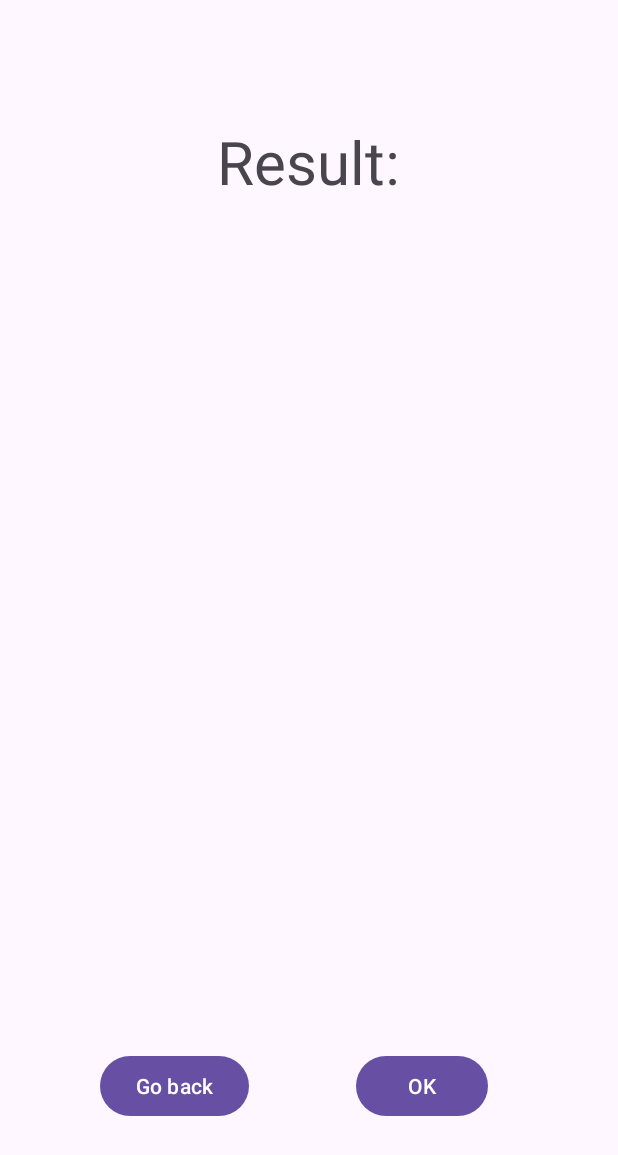
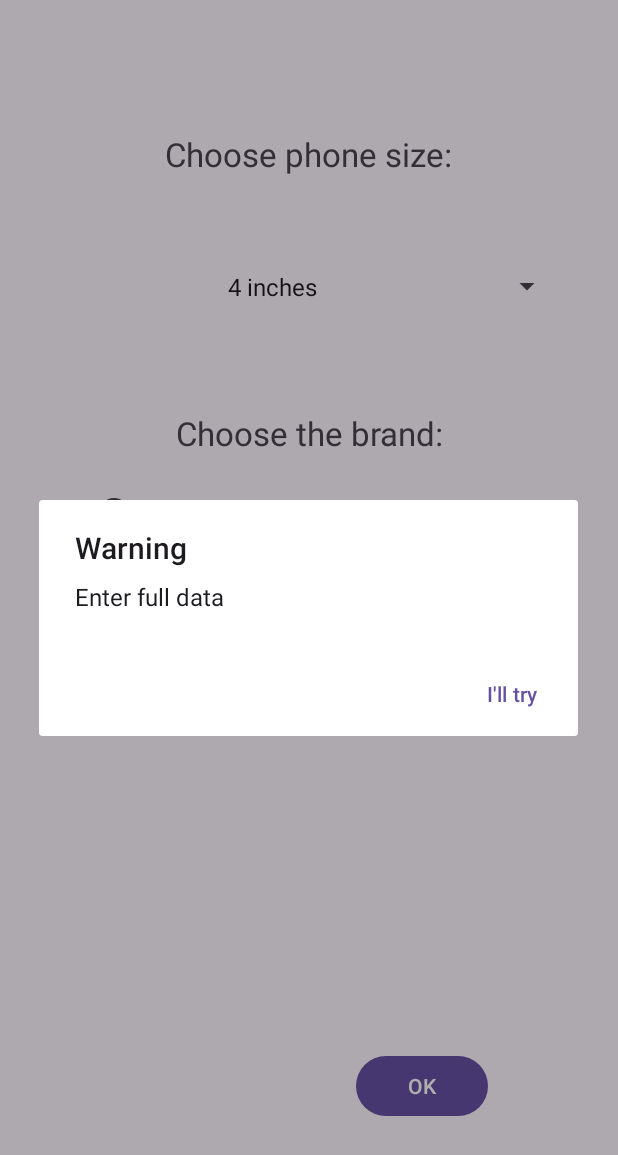
Before and after one commit to mynameiszp/android-labs, an Android app: the screen it shows after launch (MainActivity), after a tap on "OK", on a phone screen of 412 x 824 dp. Shown: the top 1155 px of the screen. Run offline under Robolectric (Android 15) with nearby library versions, the light colour scheme and no system bars.

Commit message:
Completed lab2

```diff
--- a/lab2/app/src/main/java/com/example/lab2/MainActivity.java
+++ b/lab2/app/src/main/java/com/example/lab2/MainActivity.java
@@ -1,6 +1,5 @@
 package com.example.lab2;
 
-import android.annotation.SuppressLint;
 import android.os.Bundle;
 import android.view.View;
 import android.widget.ArrayAdapter;
@@ -10,95 +9,106 @@ import android.widget.RadioGroup;
 import android.widget.Spinner;
 import android.widget.TextView;
 import androidx.appcompat.app.AppCompatActivity;
-import androidx.fragment.app.Fragment;
 import androidx.fragment.app.FragmentManager;
 import androidx.fragment.app.FragmentTransaction;
 
-import java.util.Objects;
-
 public class MainActivity extends AppCompatActivity {
 
-    Button OKbutton;
-    ChoiceFragment choiceFragment;
+    private Button okButton;
+    private ChoiceFragment choiceFragment;
+    private ResultFragment resultFragment;
     private RadioGroup radioGroup;
-    private RadioButton radioButton;
+    private RadioButton modelRadioButton;
     private TextView resultText;
     private Spinner spinner;
+    private String brand;
+    private String phoneType;
+    private Button backButton;
 
     public void onCreate(Bundle savedInstanceState) {
         super.onCreate(savedInstanceState);
         setContentView(R.layout.activity_main);
-        openChoiceMenu();
-        //resultText = (TextView)findViewById(R.id.textView4);
-        /*spinner = choiceFragment.requireView().findViewById(R.id.spinner);
-
-        ArrayAdapter<?> adapter =
-                ArrayAdapter.createFromResource(this, R.array.phoneTypes,
-                        android.R.layout.simple_spinner_item);
-        adapter.setDropDownViewResource(android.R.layout.simple_spinner_dropdown_item);
-        spinner.setAdapter(adapter);*/
-        //radioGroup = choiceFragment.getView().findViewById(R.id.radioGroup);
-        OKbutton = (Button) findViewById(R.id.button);
-        OKbutton.setOnClickListener(new View.OnClickListener() {
+        choiceFragment = new ChoiceFragment();
+        resultFragment = new ResultFragment();
+        okButton = (Button) findViewById(R.id.button);
+        okButton.setOnClickListener(new View.OnClickListener() {
             @Override
             public void onClick(View v) {
+                checkModel(v);
                 openResult();
             }
         });
-        @SuppressLint({"MissingInflatedId", "LocalSuppress"}) Button BackButton = (Button) findViewById(R.id.cancel_button);
-        BackButton.setOnClickListener(new View.OnClickListener() {
+        backButton = (Button) findViewById(R.id.cancel_button);
+        backButton.setOnClickListener(new View.OnClickListener() {
             @Override
             public void onClick(View v) {
                 backToChoiceMenu();
             }
         });
+        openChoiceMenu();
     }
 
-    /*public void onClick(View arg0) {
-        checkButton(arg0);
-        spinner = findViewById(R.id.spinner);
-        String phoneType = spinner.getSelectedItem().toString();
-        if (radioButton == null){
-            //Toast.makeText(this, "Enter full data", Toast.LENGTH_SHORT).show();
-            openDialog();
+    @Override
+    protected void onResume() {
+        super.onResume();
+        if (choiceFragment != null && choiceFragment.getView() != null) {
+            spinner = choiceFragment.getView().findViewById(R.id.spinner);
+            ArrayAdapter<?> adapter =
+                    ArrayAdapter.createFromResource(this, R.array.phoneTypes,
+                            android.R.layout.simple_spinner_item);
+            adapter.setDropDownViewResource(android.R.layout.simple_spinner_dropdown_item);
+            spinner.setAdapter(adapter);
+            radioGroup = choiceFragment.getView().findViewById(R.id.radioGroup);
         }
-        else {
-            String brand = radioButton.getText().toString();
+        if (resultFragment != null && resultFragment.getView() != null) {
+            resultText = (TextView) resultFragment.getView().findViewById(R.id.textView4);
             resultText.setText("Selected: " + brand + ", " + phoneType);
         }
-        openChoiceMenu();
-    }*/
+    }
 
     private void openDialog() {
         WarningDialog warningDialog = new WarningDialog();
         warningDialog.show(getSupportFragmentManager(), "warning dialog");
     }
 
-    private void checkButton(View v) {
+    private void checkModel(View v) {
         int id = radioGroup.getCheckedRadioButtonId();
-        radioButton = findViewById(id);
+        modelRadioButton = findViewById(id);
     }
 
     private void openChoiceMenu() {
         FragmentManager fragmentManager = getSupportFragmentManager();
         FragmentTransaction fragmentTransaction = fragmentManager.beginTransaction();
-        choiceFragment = new ChoiceFragment();
         fragmentTransaction.replace(R.id.fragment1, choiceFragment);
-        fragmentTransaction.addToBackStack(null);
         fragmentTransaction.commit();
+        backButton.setVisibility(View.INVISIBLE);
+        okButton.setVisibility(View.VISIBLE);
     }
 
     private void openResult() {
-        FragmentManager fragmentManager = getSupportFragmentManager();
-        FragmentTransaction fragmentTransaction = fragmentManager.beginTransaction();
-
-        fragmentTransaction.replace(R.id.fragment1, new ResultFragment());
-        fragmentTransaction.addToBackStack(null);
-        fragmentTransaction.commit();
+        if (modelRadioButton == null){
+            //Toast.makeText(this, "Enter full data", Toast.LENGTH_SHORT).show();
+            openDialog();
+        }
+        else {
+            phoneType = spinner.getSelectedItem().toString();
+            brand = modelRadioButton.getText().toString();
+            FragmentManager fragmentManager = getSupportFragmentManager();
+            FragmentTransaction fragmentTransaction = fragmentManager.beginTransaction();
+            fragmentTransaction.replace(R.id.fragment1, resultFragment);
+            fragmentTransaction.addToBackStack(null);
+            fragmentTransaction.commit();
+            backButton.setVisibility(View.VISIBLE);
+            okButton.setVisibility(View.INVISIBLE);
+            onResume();
+        }
     }
 
     private void backToChoiceMenu() {
         FragmentManager fragmentManager = getSupportFragmentManager();
         fragmentManager.popBackStack();
+        backButton.setVisibility(View.INVISIBLE);
+        okButton.setVisibility(View.VISIBLE);
+        onResume();
     }
 }
--- a/lab2/app/src/main/res/layout/fragment_choice.xml
+++ b/lab2/app/src/main/res/layout/fragment_choice.xml
@@ -10,12 +10,12 @@
         android:id="@+id/textView"
         android:layout_width="276dp"
         android:layout_height="28dp"
-        android:layout_marginTop="72dp"
+        android:layout_marginTop="52dp"
         android:text="@string/choose_phone_size"
         android:textAlignment="center"
         android:textSize="22sp"
         app:layout_constraintEnd_toEndOf="parent"
-        app:layout_constraintHorizontal_bias="0.498"
+        app:layout_constraintHorizontal_bias="0.496"
         app:layout_constraintStart_toStartOf="parent"
         app:layout_constraintTop_toTopOf="parent" />
 
@@ -23,7 +23,7 @@
         android:id="@+id/spinner"
         android:layout_width="340dp"
         android:layout_height="70dp"
-        android:layout_marginTop="52dp"
+        android:layout_marginTop="40dp"
         android:textAlignment="center"
         app:layout_constraintEnd_toEndOf="parent"
         app:layout_constraintHorizontal_bias="0.492"
@@ -34,46 +34,44 @@
         android:id="@+id/textView2"
         android:layout_width="wrap_content"
         android:layout_height="wrap_content"
-        android:layout_marginTop="60dp"
+        android:layout_marginTop="48dp"
         android:text="@string/choose_the_brand"
         android:textAlignment="center"
         android:textSize="22sp"
         app:layout_constraintEnd_toEndOf="parent"
-        app:layout_constraintHorizontal_bias="0.497"
         app:layout_constraintStart_toStartOf="parent"
         app:layout_constraintTop_toBottomOf="@+id/spinner" />
 
-    <!--    <RadioGroup
+    <RadioGroup
         android:id="@+id/radioGroup"
         android:layout_width="290dp"
         android:layout_height="183dp"
-        android:layout_marginTop="20dp"
+        app:layout_constraintBottom_toBottomOf="parent"
+        app:layout_constraintEnd_toEndOf="parent"
+        app:layout_constraintHorizontal_bias="0.495"
+        app:layout_constraintStart_toStartOf="parent"
+        app:layout_constraintTop_toBottomOf="@+id/textView2"
+        app:layout_constraintVertical_bias="0.15">
 
         <RadioButton
             android:id="@+id/radioButton1"
             android:layout_width="wrap_content"
             android:layout_height="wrap_content"
-            android:layout_marginTop="10dp"
             android:text="@string/samsung"
-            tools:layout_editor_absoluteX="159dp" />
+            android:textSize="22sp" />
 
         <RadioButton
             android:id="@+id/radioButton2"
             android:layout_width="wrap_content"
             android:layout_height="wrap_content"
-            android:layout_marginTop="10dp"
             android:text="@string/apple"
-            tools:layout_editor_absoluteX="159dp" />
+            android:textSize="22sp" />
 
         <RadioButton
             android:id="@+id/radioButton3"
             android:layout_width="wrap_content"
             android:layout_height="wrap_content"
-            android:layout_marginTop="10dp"
             android:text="@string/google"
-            tools:layout_editor_absoluteX="159dp" />
+            android:textSize="22sp" />
     </RadioGroup>
--->
-
-
 </androidx.constraintlayout.widget.ConstraintLayout>
```
